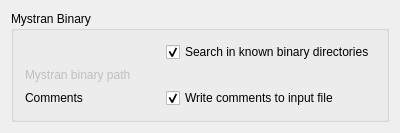
Before: the Qt Designer form src/Mod/Fem/Gui/DlgSettingsFemMystran.ui in southseact-3d/fcd, drawn with Qt 5.
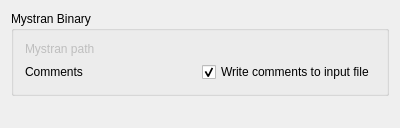
After: the same form once the commit is applied. Custom widgets are drawn as their Qt base class.

Commit message: Fem: Fix Mystran preferences file chooser

```diff
--- a/src/Mod/Fem/Gui/DlgSettingsFemMystran.ui
+++ b/src/Mod/Fem/Gui/DlgSettingsFemMystran.ui
@@ -34,22 +34,6 @@
      <layout class="QVBoxLayout" name="verticalLayout">
       <item>
        <layout class="QGridLayout" name="gridLayout">
-        <item row="0" column="1">
-         <widget class="Gui::PrefCheckBox" name="cb_mystran_binary_std">
-          <property name="text">
-           <string>Search in known binary directories</string>
-          </property>
-          <property name="checked">
-           <bool>true</bool>
-          </property>
-          <property name="prefEntry" stdset="0">
-           <cstring>UseStandardMystranLocation</cstring>
-          </property>
-          <property name="prefPath" stdset="0">
-           <cstring>Mod/Fem/Mystran</cstring>
-          </property>
-         </widget>
-        </item>
         <item row="1" column="0">
          <widget class="QLabel" name="l_mystran_binary_path">
           <property name="enabled">
@@ -62,15 +46,12 @@
            </size>
           </property>
           <property name="text">
-           <string>Mystran binary path</string>
+           <string>Mystran path</string>
           </property>
          </widget>
         </item>
         <item row="1" column="1">
-         <widget class="Gui::PrefFileChooser" name="fc_mystran_binary_path">
-          <property name="enabled">
-           <bool>false</bool>
-          </property>
+         <widget class="Gui::PrefFileChooser" name="fc_mystran_binary_path" native="true">
           <property name="sizePolicy">
            <sizepolicy hsizetype="Preferred" vsizetype="Preferred">
             <horstretch>0</horstretch>
```
Left out of the diff: 36 changed lines with no effect on the pictures. The commit also changes 2 other files.
